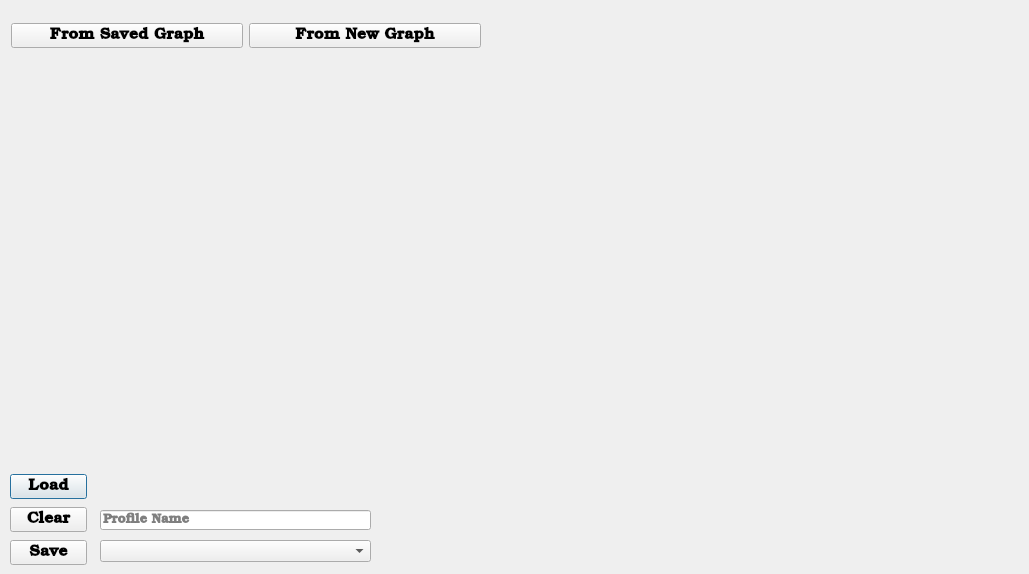
Qt form graphicalcreatordialog.ui (barbosaMatheus/USR_Coffee_Profiles) before a commit.
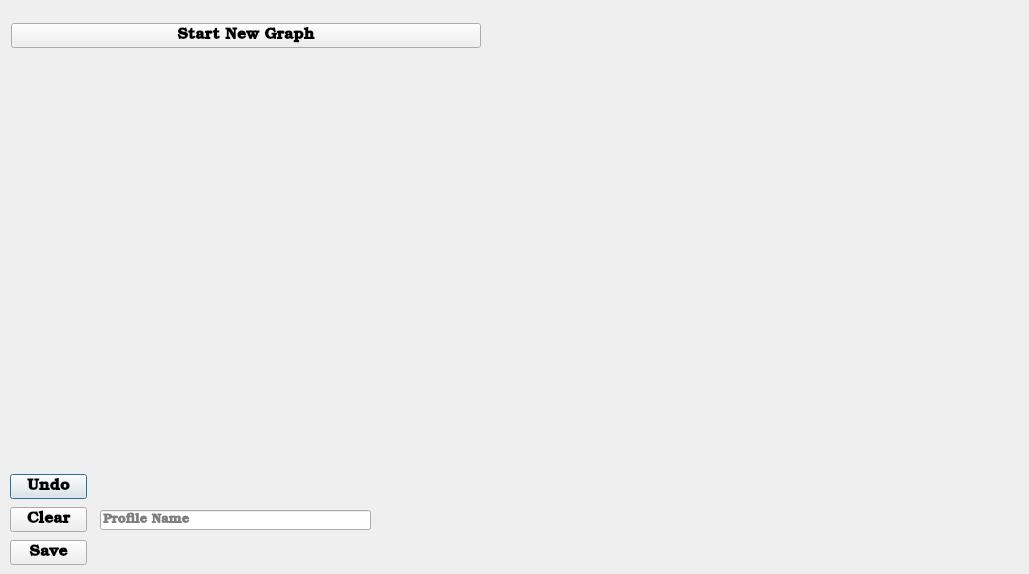
The same form after that commit.

```diff
--- a/graphicalcreatordialog.ui
+++ b/graphicalcreatordialog.ui
@@ -23,24 +23,6 @@
     </rect>
    </property>
   </widget>
-  <widget class="QComboBox" name="saved_box">
-   <property name="geometry">
-    <rect>
-     <x>100</x>
-     <y>540</y>
-     <width>271</width>
-     <height>22</height>
-    </rect>
-   </property>
-   <property name="font">
-    <font>
-     <family>Bookman Old Style</family>
-     <pointsize>10</pointsize>
-     <weight>75</weight>
-     <bold>true</bold>
-    </font>
-   </property>
-  </widget>
   <widget class="QLineEdit" name="name_edit">
    <property name="geometry">
     <rect>
@@ -83,7 +65,7 @@
        </font>
       </property>
       <property name="text">
-       <string>Load</string>
+       <string>Undo</string>
       </property>
      </widget>
     </item>
@@ -129,21 +111,6 @@
     </rect>
    </property>
    <layout class="QHBoxLayout" name="horizontalLayout">
-    <item>
-     <widget class="QPushButton" name="saved_button">
-      <property name="font">
-       <font>
-        <family>Bookman Old Style</family>
-        <pointsize>12</pointsize>
-        <weight>75</weight>
-        <bold>true</bold>
-       </font>
-      </property>
-      <property name="text">
-       <string>From Saved Graph</string>
-      </property>
-     </widget>
-    </item>
     <item>
      <widget class="QPushButton" name="new_button">
       <property name="font">
@@ -155,7 +122,7 @@
        </font>
       </property>
       <property name="text">
-       <string>From New Graph</string>
+       <string>Start New Graph</string>
       </property>
      </widget>
     </item>
```
